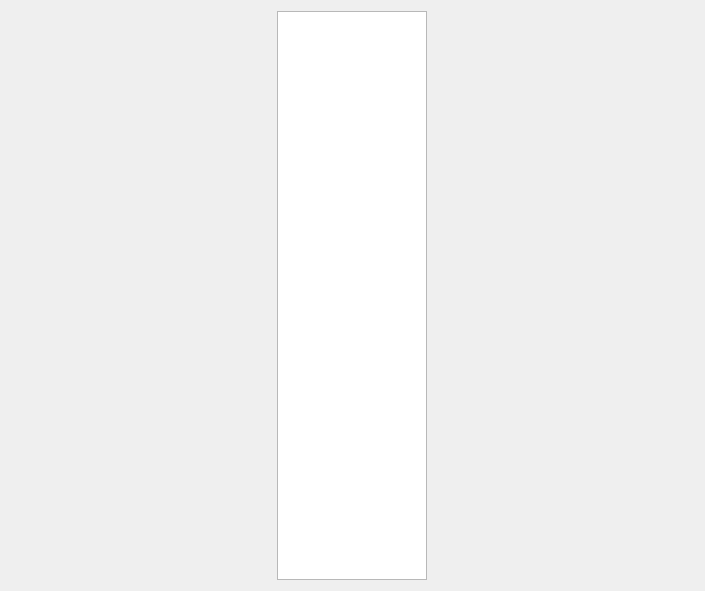
This is devel/pyqtgrapher/qtui/plot_window.ui in HaeffnerLab/HaeffnerLabLattice as Qt 5 draws it before an edit. The edited form follows.
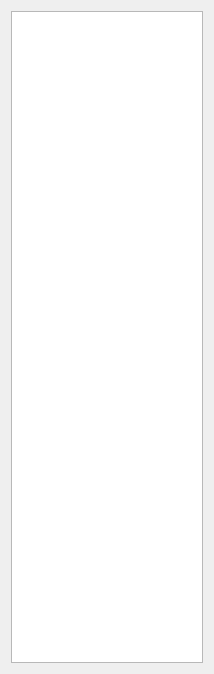
This is the edited form.

The edit to the form file:
```diff
--- a/devel/pyqtgrapher/qtui/plot_window.ui
+++ b/devel/pyqtgrapher/qtui/plot_window.ui
@@ -6,8 +6,8 @@
    <rect>
     <x>0</x>
     <y>0</y>
-    <width>705</width>
-    <height>591</height>
+    <width>214</width>
+    <height>674</height>
    </rect>
   </property>
   <property name="windowTitle">
@@ -15,18 +15,53 @@
   </property>
   <layout class="QHBoxLayout" name="horizontalLayout">
    <item>
-    <layout class="QHBoxLayout" name="hlayout">
-     <item>
-      <widget class="QListWidget" name="selection_widget">
-       <property name="maximumSize">
-        <size>
-         <width>150</width>
-         <height>16777215</height>
-        </size>
-       </property>
-      </widget>
-     </item>
-    </layout>
+    <widget class="QTableWidget" name="selection_widget">
+     <property name="maximumSize">
+      <size>
+       <width>200</width>
+       <height>16777215</height>
+      </size>
+     </property>
+     <property name="autoScroll">
+      <bool>false</bool>
+     </property>
+     <property name="tabKeyNavigation">
+      <bool>false</bool>
+     </property>
+     <property name="dragDropOverwriteMode">
+      <bool>false</bool>
+     </property>
+     <property name="alternatingRowColors">
+      <bool>false</bool>
+     </property>
+     <property name="selectionMode">
+      <enum>QAbstractItemView::NoSelection</enum>
+     </property>
+     <property name="selectionBehavior">
+      <enum>QAbstractItemView::SelectRows</enum>
+     </property>
+     <property name="showGrid">
+      <bool>false</bool>
+     </property>
+     <property name="gridStyle">
+      <enum>Qt::NoPen</enum>
+     </property>
+     <property name="cornerButtonEnabled">
+      <bool>false</bool>
+     </property>
+     <attribute name="horizontalHeaderVisible">
+      <bool>false</bool>
+     </attribute>
+     <attribute name="horizontalHeaderHighlightSections">
+      <bool>false</bool>
+     </attribute>
+     <attribute name="horizontalHeaderMinimumSectionSize">
+      <number>1</number>
+     </attribute>
+     <attribute name="verticalHeaderVisible">
+      <bool>false</bool>
+     </attribute>
+    </widget>
    </item>
   </layout>
  </widget>
```
